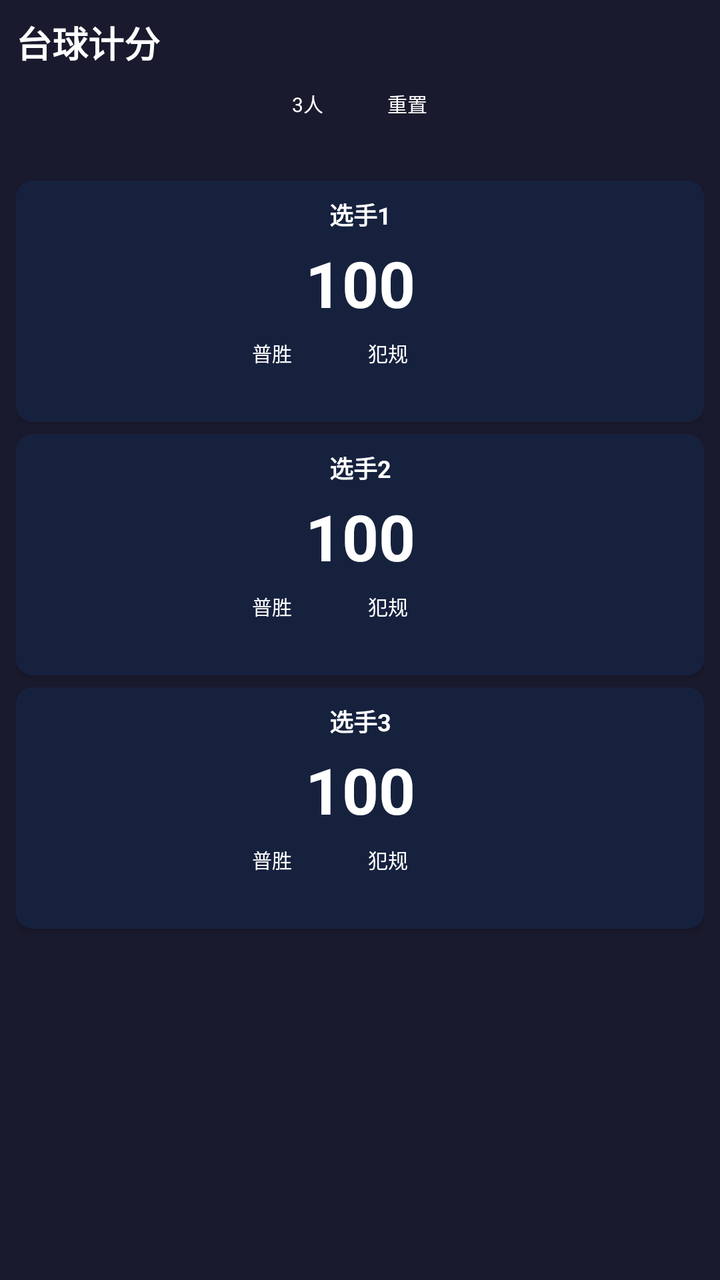
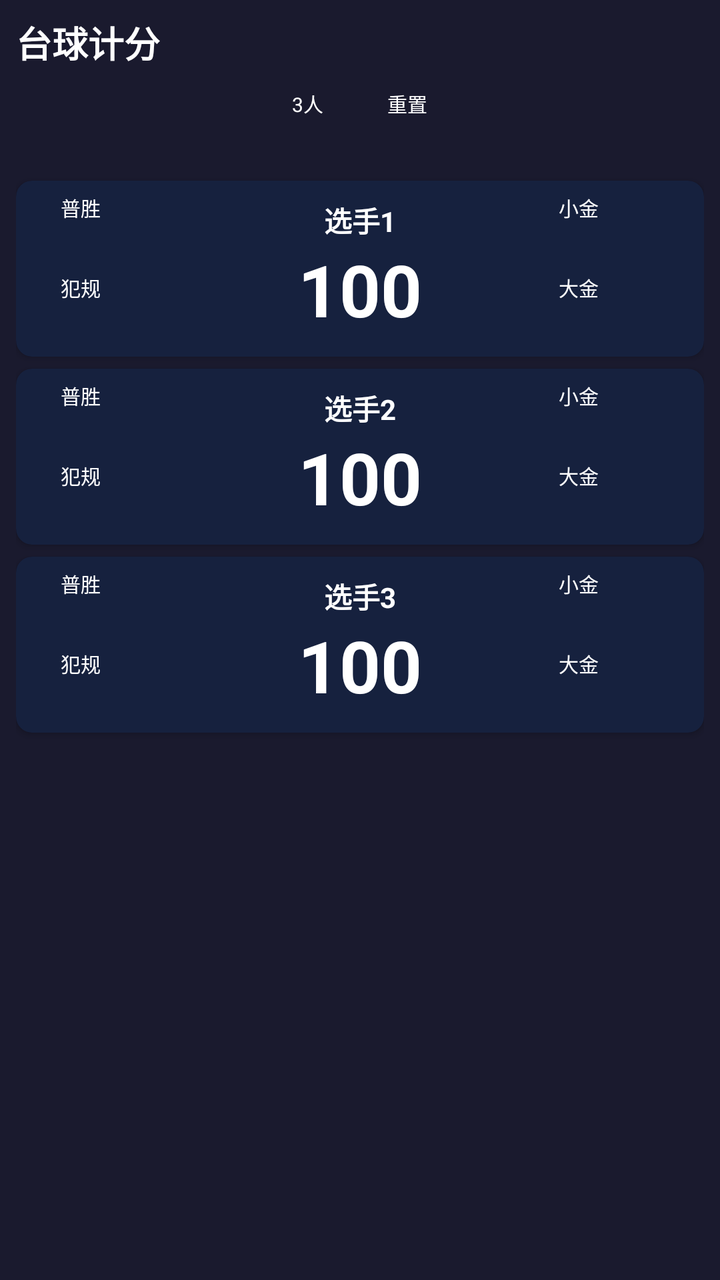

An Android layout rendered at two revisions. The XML below is the earlier revision; the diff shows what the commit changed to produce the second picture.
<!-- AndroidManifest.xml: activity theme Theme.GameScore.Splash -->
<!-- res/layout/activity_main.xml -->
<?xml version="1.0" encoding="utf-8"?>
<FrameLayout xmlns:android="http://schemas.android.com/apk/res/android"
    xmlns:app="http://schemas.android.com/apk/res-auto"
    android:layout_width="match_parent"
    android:layout_height="match_parent"
    android:background="@color/background">

    <LinearLayout
        android:layout_width="match_parent"
        android:layout_height="match_parent"
        android:background="@color/background"
        android:orientation="vertical">

        <ScrollView
            android:layout_width="match_parent"
            android:layout_height="0dp"
            android:layout_weight="1"
            android:fillViewport="true">

            <LinearLayout
                android:layout_width="match_parent"
                android:layout_height="wrap_content"
                android:orientation="vertical"
                android:padding="8dp">

                <TextView
                    android:id="@+id/title"
                    android:layout_width="match_parent"
                    android:layout_height="wrap_content"
                    android:text="@string/app_name"
                    android:textSize="18sp"
                    android:textStyle="bold"
                    android:textAlignment="center"
                    android:textColor="@color/text_primary"
                    android:layout_marginBottom="10dp"/>

                <LinearLayout
                    android:layout_width="match_parent"
                    android:layout_height="wrap_content"
                    android:orientation="horizontal"
                    android:gravity="center"
                    android:layout_marginBottom="10dp">

                    <Button
                        android:id="@+id/mode_btn"
                        android:layout_width="wrap_content"
                        android:layout_height="36dp"
                        android:text="@string/mode_3_player"
                        android:backgroundTint="@color/accent"
                        android:textColor="@color/white"
                        android:textSize="10sp"
                        android:paddingHorizontal="12dp"/>

                    <Button
                        android:id="@+id/reset_btn"
                        android:layout_width="wrap_content"
                        android:layout_height="36dp"
                        android:text="@string/reset"
                        android:backgroundTint="@color/error"
                        android:textColor="@color/white"
                        android:textSize="10sp"
                        android:paddingHorizontal="12dp"
                        android:layout_marginStart="8dp"/>

                </LinearLayout>

                <androidx.cardview.widget.CardView
                    android:layout_width="match_parent"
                    android:layout_height="wrap_content"
                    app:cardBackgroundColor="@color/card"
                    app:cardCornerRadius="8dp"
                    android:layout_marginBottom="6dp">

                    <LinearLayout
                        android:layout_width="match_parent"
                        android:layout_height="wrap_content"
                        android:orientation="vertical"
                        android:padding="8dp">

                        <TextView
                            android:id="@+id/player1_name"
                            android:layout_width="match_parent"
                            android:layout_height="wrap_content"
                            android:text="@string/player1"
                            android:textSize="12sp"
                            android:textStyle="bold"
                            android:textColor="@color/text_primary"
                            android:gravity="center"
                            android:layout_marginBottom="4dp"/>

                        <TextView
                            android:id="@+id/player1_score"
                            android:layout_width="match_parent"
                            android:layout_height="wrap_content"
                            android:text="100"
                            android:textSize="32sp"
                            android:textStyle="bold"
                            android:textColor="@color/text_primary"
                            android:gravity="center"
                            android:layout_marginBottom="6dp"/>

                        <LinearLayout
                            android:layout_width="match_parent"
                            android:layout_height="wrap_content"
                            android:orientation="horizontal"
                            android:gravity="center">

                            <Button
                                android:id="@+id/player1_win"
                                android:layout_width="50dp"
                                android:layout_height="34dp"
                                android:text="@string/win"
                                android:backgroundTint="@color/success"
                                android:textColor="@color/white"
                                android:textSize="10sp"/>

                            <Button
                                android:id="@+id/player1_foul"
                                android:layout_width="50dp"
                                android:layout_height="34dp"
                                android:text="@string/foul"
                                android:backgroundTint="@color/error"
                                android:textColor="@color/white"
                                android:textSize="10sp"
                                android:layout_marginStart="8dp"/>

                        </LinearLayout>

                    </LinearLayout>

                </androidx.cardview.widget.CardView>

                <androidx.cardview.widget.CardView
                    android:layout_width="match_parent"
                    android:layout_height="wrap_content"
                    app:cardBackgroundColor="@color/card"
                    app:cardCornerRadius="8dp"
                    android:layout_marginBottom="6dp">

                    <LinearLayout
                        android:layout_width="match_parent"
                        android:layout_height="wrap_content"
                        android:orientation="vertical"
                        android:padding="8dp">

                        <TextView
                            android:id="@+id/player2_name"
                            android:layout_width="match_parent"
                            android:layout_height="wrap_content"
                            android:text="@string/player2"
                            android:textSize="12sp"
                            android:textStyle="bold"
                            android:textColor="@color/text_primary"
                            android:gravity="center"
                            android:layout_marginBottom="4dp"/>

                        <TextView
                            android:id="@+id/player2_score"
                            android:layout_width="match_parent"
                            android:layout_height="wrap_content"
                            android:text="100"
                            android:textSize="32sp"
                            android:textStyle="bold"
                            android:textColor="@color/text_primary"
                            android:gravity="center"
                            android:layout_marginBottom="6dp"/>

                        <LinearLayout
                            android:layout_width="match_parent"
                            android:layout_height="wrap_content"
                            android:orientation="horizontal"
                            android:gravity="center">

                            <Button
                                android:id="@+id/player2_win"
                                android:layout_width="50dp"
                                android:layout_height="34dp"
                                android:text="@string/win"
                                android:backgroundTint="@color/success"
                                android:textColor="@color/white"
                                android:textSize="10sp"/>

                            <Button
                                android:id="@+id/player2_foul"
                                android:layout_width="50dp"
                                android:layout_height="34dp"
                                android:text="@string/foul"
                                android:backgroundTint="@color/error"
                                android:textColor="@color/white"
                                android:textSize="10sp"
                                android:layout_marginStart="8dp"/>

                        </LinearLayout>

                    </LinearLayout>

                </androidx.cardview.widget.CardView>

                <androidx.cardview.widget.CardView
                    android:id="@+id/player3_card"
                    android:layout_width="match_parent"
                    android:layout_height="wrap_content"
                    app:cardBackgroundColor="@color/card"
                    app:cardCornerRadius="8dp">

                    <LinearLayout
                        android:layout_width="match_parent"
                        android:layout_height="wrap_content"
                        android:orientation="vertical"
                        android:padding="8dp">

                        <TextView
                            android:id="@+id/player3_name"
                            android:layout_width="match_parent"
                            android:layout_height="wrap_content"
                            android:text="@string/player3"
                            android:textSize="12sp"
                            android:textStyle="bold"
                            android:textColor="@color/text_primary"
                            android:gravity="center"
                            android:layout_marginBottom="4dp"/>

                        <TextView
                            android:id="@+id/player3_score"
                            android:layout_width="match_parent"
                            android:layout_height="wrap_content"
                            android:text="100"
                            android:textSize="32sp"
                            android:textStyle="bold"
                            android:textColor="@color/text_primary"
                            android:gravity="center"
                            android:layout_marginBottom="6dp"/>

                        <LinearLayout
                            android:layout_width="match_parent"
                            android:layout_height="wrap_content"
                            android:orientation="horizontal"
                            android:gravity="center">

                            <Button
                                android:id="@+id/player3_win"
                                android:layout_width="50dp"
                                android:layout_height="34dp"
                                android:text="@string/win"
                                android:backgroundTint="@color/success"
                                android:textColor="@color/white"
                                android:textSize="10sp"/>

                            <Button
                                android:id="@+id/player3_foul"
                                android:layout_width="50dp"
                                android:layout_height="34dp"
                                android:text="@string/foul"
                                android:backgroundTint="@color/error"
                                android:textColor="@color/text_primary"
                                android:textSize="10sp"
                                android:layout_marginStart="8dp"/>

                        </LinearLayout>

                    </LinearLayout>

                </androidx.cardview.widget.CardView>

            </LinearLayout>

        </ScrollView>

    </LinearLayout>

    <LinearLayout
        android:id="@+id/selector_panel"
        android:layout_width="match_parent"
        android:layout_height="match_parent"
        android:orientation="vertical"
        android:padding="20dp"
        android:background="#FF000000"
        android:visibility="gone">

            <TextView
                android:id="@+id/selector_title"
                android:layout_width="match_parent"
                android:layout_height="wrap_content"
                android:text="@string/select_target"
                android:textSize="16sp"
                android:textStyle="bold"
                android:textColor="#FFFFFFFF"
                android:textAlignment="center"
                android:layout_marginBottom="20dp"/>

            <LinearLayout
                android:layout_width="match_parent"
                android:layout_height="wrap_content"
                android:orientation="horizontal"
                android:gravity="center">

                <Button
                    android:id="@+id/selector_player1"
                    android:layout_width="50dp"
                    android:layout_height="50dp"
                    android:text="@string/player1"
                    android:backgroundTint="#FF00FF00"
                    android:textColor="#FF000000"
                    android:textSize="12sp"
                    android:textStyle="bold"/>

                <Button
                    android:id="@+id/selector_player2"
                    android:layout_width="50dp"
                    android:layout_height="50dp"
                    android:text="@string/player2"
                    android:backgroundTint="#FF00FF00"
                    android:textColor="#FF000000"
                    android:textSize="12sp"
                    android:textStyle="bold"
                    android:layout_marginStart="8dp"/>

                <Button
                    android:id="@+id/selector_player3"
                    android:layout_width="50dp"
                    android:layout_height="50dp"
                    android:text="@string/player3"
                    android:backgroundTint="#FF00FF00"
                    android:textColor="#FF000000"
                    android:textSize="12sp"
                    android:textStyle="bold"
                    android:layout_marginStart="8dp"/>

            </LinearLayout>

            <Button
                android:id="@+id/selector_cancel"
                android:layout_width="match_parent"
                android:layout_height="40dp"
                android:text="@string/cancel"
                android:backgroundTint="#FFFFFFFF"
                android:textColor="#FF000000"
                android:textSize="14sp"
                android:textStyle="bold"
                android:layout_marginTop="20dp"/>

    </LinearLayout>

    <LinearLayout
        android:id="@+id/confirm_panel"
        android:layout_width="match_parent"
        android:layout_height="match_parent"
        android:orientation="vertical"
        android:padding="22dp"
        android:background="#FF000000"
        android:visibility="gone">

            <TextView
                android:id="@+id/confirm_title"
                android:layout_width="match_parent"
                android:layout_height="wrap_content"
                android:text="@string/confirm_reset"
                android:textSize="14sp"
                android:textStyle="bold"
                android:textColor="#FFFFFFFF"
                android:textAlignment="center"
                android:layout_marginBottom="25dp"/>

            <LinearLayout
                android:layout_width="match_parent"
                android:layout_height="wrap_content"
                android:orientation="horizontal"
                android:gravity="center">

                <Button
                    android:id="@+id/confirm_ok"
                    android:layout_width="70dp"
                    android:layout_height="45dp"
                    android:text="@string/ok"
                    android:backgroundTint="#FF00FF00"
                    android:textColor="#FF000000"
                    android:textSize="14sp"
                    android:textStyle="bold"/>

                <Button
                    android:id="@+id/confirm_cancel"
                    android:layout_width="70dp"
                    android:layout_height="45dp"
                    android:text="@string/cancel"
                    android:backgroundTint="#FFFFFFFF"
                    android:textColor="#FF000000"
                    android:textSize="14sp"
                    android:textStyle="bold"
                    android:layout_marginStart="15dp"/>

            </LinearLayout>

    </LinearLayout>

</FrameLayout>
<!-- resources referenced by this layout -->
<resources>
  <color name="accent">#FF2196F3</color>
  <color name="background">#FF1a1a2e</color>
  <color name="card">#FF16213e</color>
  <color name="error">#FFF44336</color>
  <color name="success">#FF4CAF50</color>
  <color name="text_primary">#FFFFFFFF</color>
  <color name="white">#FFFFFFFF</color>
  <string name="app_name">台球计分</string>
  <string name="cancel">取消</string>
  <string name="confirm_reset">确定要重置所有分数吗？</string>
  <string name="foul">犯规</string>
  <string name="mode_3_player">3人</string>
  <string name="ok">确定</string>
  <string name="player1">选手1</string>
  <string name="player2">选手2</string>
  <string name="player3">选手3</string>
  <string name="reset">重置</string>
  <string name="select_target">选择目标选手</string>
  <string name="win">普胜</string>
  <style name="Theme.GameScore.Splash" parent="android:Theme.Material.Light.NoActionBar">
          <item name="android:windowBackground">@drawable/splash_background</item>
          <item name="android:windowFullscreen">true</item>
      </style>
  <!-- drawable splash_background (drawable) -->
  <layer-list xmlns:android="http://schemas.android.com/apk/res/android">
      <item android:drawable="@color/black" />
      <item>
          <bitmap
              android:src="@drawable/ic_8ball"
              android:gravity="center" />
      </item>
  </layer-list>
  <color name="black">#FF000000</color>
  <!-- drawable ic_8ball (drawable) -->
  <vector xmlns:android="http://schemas.android.com/apk/res/android"
      android:width="108dp"
      android:height="108dp"
      android:viewportWidth="108"
      android:viewportHeight="108">
      <path
          android:fillColor="#FF5B6678"
          android:pathData="M54,6 A48,48 0 1,1 54,102 A48,48 0 1,1 54,6"/>
      <path
          android:fillColor="#FF3D4756"
          android:pathData="M54,8 A46,46 0 1,1 54,100 A46,46 0 1,1 54,8"/>
      <path
          android:fillColor="#FF8E9AAF"
          android:pathData="M28,18 Q54,8 54,32 Q54,8 80,18"/>
      <path
          android:fillColor="#FFFFFFFF"
          android:pathData="M54,30 A24,24 0 1,1 54,78 A24,24 0 1,1 54,30"/>
      <path
          android:fillColor="#FF3D4756"
          android:pathData="M54,33 A21,21 0 1,1 54,75 A21,21 0 1,1 54,33"/>
      <path
          android:fillColor="#FFFFFFFF"
          android:pathData="M44,50 L46,50 L50,58 L54,50 L56,50 L56,74 L54,74 L54,64 L50,70 L46,64 L46,74 L44,74 Z"/>
  </vector>
</resources>

<!-- the commit's change to res/layout/activity_main.xml (unified diff, before → after) -->
@@ -74,41 +74,21 @@
                     <LinearLayout
                         android:layout_width="match_parent"
                         android:layout_height="wrap_content"
-                        android:orientation="vertical"
-                        android:padding="8dp">
-
-                        <TextView
-                            android:id="@+id/player1_name"
-                            android:layout_width="match_parent"
-                            android:layout_height="wrap_content"
-                            android:text="@string/player1"
-                            android:textSize="12sp"
-                            android:textStyle="bold"
-                            android:textColor="@color/text_primary"
-                            android:gravity="center"
-                            android:layout_marginBottom="4dp"/>
-
-                        <TextView
-                            android:id="@+id/player1_score"
-                            android:layout_width="match_parent"
-                            android:layout_height="wrap_content"
-                            android:text="100"
-                            android:textSize="32sp"
-                            android:textStyle="bold"
-                            android:textColor="@color/text_primary"
-                            android:gravity="center"
-                            android:layout_marginBottom="6dp"/>
-
-                        <LinearLayout
-                            android:layout_width="match_parent"
-                            android:layout_height="wrap_content"
-                            android:orientation="horizontal"
+                        android:orientation="horizontal"
+                        android:gravity="center"
+                        android:padding="6dp">
+
+                        <LinearLayout
+                            android:layout_width="0dp"
+                            android:layout_height="wrap_content"
+                            android:layout_weight="1"
+                            android:orientation="vertical"
                             android:gravity="center">
 
                             <Button
                                 android:id="@+id/player1_win"
                                 android:layout_width="50dp"
-                                android:layout_height="34dp"
+                                android:layout_height="36dp"
                                 android:text="@string/win"
                                 android:backgroundTint="@color/success"
                                 android:textColor="@color/white"
@@ -117,12 +97,69 @@
                             <Button
                                 android:id="@+id/player1_foul"
                                 android:layout_width="50dp"
-                                android:layout_height="34dp"
+                                android:layout_height="36dp"
                                 android:text="@string/foul"
                                 android:backgroundTint="@color/error"
                                 android:textColor="@color/white"
                                 android:textSize="10sp"
-                                android:layout_marginStart="8dp"/>
+                                android:layout_marginTop="4dp"/>
+
+                        </LinearLayout>
+
+                        <LinearLayout
+                            android:layout_width="0dp"
+                            android:layout_height="wrap_content"
+                            android:layout_weight="2"
+                            android:orientation="vertical"
+                            android:gravity="center">
+
+                            <TextView
+                                android:id="@+id/player1_name"
+                                android:layout_width="match_parent"
+                                android:layout_height="wrap_content"
+                                android:text="@string/player1"
+                                android:textSize="14sp"
+                                android:textStyle="bold"
+                                android:textColor="@color/text_primary"
+                                android:gravity="center"/>
+
+                            <TextView
+                                android:id="@+id/player1_score"
+                                android:layout_width="match_parent"
+                                android:layout_height="wrap_content"
+                                android:text="100"
+                                android:textSize="36sp"
+                                android:textStyle="bold"
+                                android:textColor="@color/text_primary"
+                                android:gravity="center"/>
+
+                        </LinearLayout>
+
+                        <LinearLayout
+                            android:layout_width="0dp"
+                            android:layout_height="wrap_content"
+                            android:layout_weight="1"
+                            android:orientation="vertical"
+                            android:gravity="center">
+
+                            <Button
+                                android:id="@+id/player1_small_win"
+                                android:layout_width="50dp"
+                                android:layout_height="36dp"
+                                android:text="@string/small_win"
+                                android:backgroundTint="@color/accent"
+                                android:textColor="@color/white"
+                                android:textSize="10sp"/>
+
+                            <Button
+                                android:id="@+id/player1_big_win"
+                                android:layout_width="50dp"
+                                android:layout_height="36dp"
+                                android:text="@string/big_win"
+                                android:backgroundTint="@color/warning"
+                                android:textColor="@color/white"
+                                android:textSize="10sp"
+                                android:layout_marginTop="4dp"/>
 
                         </LinearLayout>
 
@@ -140,41 +177,21 @@
                     <LinearLayout
                         android:layout_width="match_parent"
                         android:layout_height="wrap_content"
-                        android:orientation="vertical"
-                        android:padding="8dp">
-
-                        <TextView
-                            android:id="@+id/player2_name"
-                            android:layout_width="match_parent"
-                            android:layout_height="wrap_content"
-                            android:text="@string/player2"
-                            android:textSize="12sp"
-                            android:textStyle="bold"
-                            android:textColor="@color/text_primary"
-                            android:gravity="center"
-                            android:layout_marginBottom="4dp"/>
-
-                        <TextView
-                            android:id="@+id/player2_score"
-                            android:layout_width="match_parent"
-                            android:layout_height="wrap_content"
-                            android:text="100"
-                            android:textSize="32sp"
-                            android:textStyle="bold"
-                            android:textColor="@color/text_primary"
-                            android:gravity="center"
-                            android:layout_marginBottom="6dp"/>
-
-                        <LinearLayout
-                            android:layout_width="match_parent"
-                            android:layout_height="wrap_content"
-                            android:orientation="horizontal"
+                        android:orientation="horizontal"
+                        android:gravity="center"
+                        android:padding="6dp">
+
+                        <LinearLayout
+                            android:layout_width="0dp"
+                            android:layout_height="wrap_content"
+                            android:layout_weight="1"
+                            android:orientation="vertical"
                             android:gravity="center">
 
                             <Button
                                 android:id="@+id/player2_win"
                                 android:layout_width="50dp"
-                                android:layout_height="34dp"
+                                android:layout_height="36dp"
                                 android:text="@string/win"
                                 android:backgroundTint="@color/success"
                                 android:textColor="@color/white"
@@ -183,12 +200,69 @@
                             <Button
                                 android:id="@+id/player2_foul"
                                 android:layout_width="50dp"
-                                android:layout_height="34dp"
+                                android:layout_height="36dp"
                                 android:text="@string/foul"
                                 android:backgroundTint="@color/error"
                                 android:textColor="@color/white"
                                 android:textSize="10sp"
-                                android:layout_marginStart="8dp"/>
+                                android:layout_marginTop="4dp"/>
+
+                        </LinearLayout>
+
+                        <LinearLayout
+                            android:layout_width="0dp"
+                            android:layout_height="wrap_content"
+                            android:layout_weight="2"
+                            android:orientation="vertical"
+                            android:gravity="center">
+
+                            <TextView
+                                android:id="@+id/player2_name"
+                                android:layout_width="match_parent"
+                                android:layout_height="wrap_content"
+                                android:text="@string/player2"
+                                android:textSize="14sp"
+                                android:textStyle="bold"
+                                android:textColor="@color/text_primary"
+                                android:gravity="center"/>
+
+                            <TextView
+                                android:id="@+id/player2_score"
+                                android:layout_width="match_parent"
+                                android:layout_height="wrap_content"
+                                android:text="100"
+                                android:textSize="36sp"
+                                android:textStyle="bold"
+                                android:textColor="@color/text_primary"
+                                android:gravity="center"/>
+
+                        </LinearLayout>
+
+                        <LinearLayout
+                            android:layout_width="0dp"
+                            android:layout_height="wrap_content"
+                            android:layout_weight="1"
+                            android:orientation="vertical"
+                            android:gravity="center">
+
+                            <Button
+                                android:id="@+id/player2_small_win"
+                                android:layout_width="50dp"
+                                android:layout_height="36dp"
+                                android:text="@string/small_win"
+                                android:backgroundTint="@color/accent"
+                                android:textColor="@color/white"
+                                android:textSize="10sp"/>
+
+                            <Button
+                                android:id="@+id/player2_big_win"
+                                android:layout_width="50dp"
+                                android:layout_height="36dp"
+                                android:text="@string/big_win"
+                                android:backgroundTint="@color/warning"
+                                android:textColor="@color/white"
+                                android:textSize="10sp"
+                                android:layout_marginTop="4dp"/>
 
                         </LinearLayout>
 
@@ -206,41 +280,21 @@
                     <LinearLayout
                         android:layout_width="match_parent"
                         android:layout_height="wrap_content"
-                        android:orientation="vertical"
-                        android:padding="8dp">
-
-                        <TextView
-                            android:id="@+id/player3_name"
-                            android:layout_width="match_parent"
-                            android:layout_height="wrap_content"
-                            android:text="@string/player3"
-                            android:textSize="12sp"
-                            android:textStyle="bold"
-                            android:textColor="@color/text_primary"
-                            android:gravity="center"
-                            android:layout_marginBottom="4dp"/>
-
-                        <TextView
-                            android:id="@+id/player3_score"
-                            android:layout_width="match_parent"
-                            android:layout_height="wrap_content"
-                            android:text="100"
-                            android:textSize="32sp"
-                            android:textStyle="bold"
-                            android:textColor="@color/text_primary"
-                            android:gravity="center"
-                            android:layout_marginBottom="6dp"/>
-
-                        <LinearLayout
-                            android:layout_width="match_parent"
-                            android:layout_height="wrap_content"
-                            android:orientation="horizontal"
+                        android:orientation="horizontal"
+                        android:gravity="center"
+                        android:padding="6dp">
+
+                        <LinearLayout
+                            android:layout_width="0dp"
+                            android:layout_height="wrap_content"
+                            android:layout_weight="1"
+                            android:orientation="vertical"
                             android:gravity="center">
 
                             <Button
                                 android:id="@+id/player3_win"
                                 android:layout_width="50dp"
-                                android:layout_height="34dp"
+                                android:layout_height="36dp"
                                 android:text="@string/win"
                                 android:backgroundTint="@color/success"
                                 android:textColor="@color/white"
@@ -249,12 +303,69 @@
                             <Button
                                 android:id="@+id/player3_foul"
                                 android:layout_width="50dp"
-                                android:layout_height="34dp"
+                                android:layout_height="36dp"
                                 android:text="@string/foul"
                                 android:backgroundTint="@color/error"
+                                android:textColor="@color/white"
+                                android:textSize="10sp"
+                                android:layout_marginTop="4dp"/>
+
+                        </LinearLayout>
+
+                        <LinearLayout
+                            android:layout_width="0dp"
+                            android:layout_height="wrap_content"
+                            android:layout_weight="2"
+                            android:orientation="vertical"
+                            android:gravity="center">
+
+                            <TextView
+                                android:id="@+id/player3_name"
+                                android:layout_width="match_parent"
+                                android:layout_height="wrap_content"
+                                android:text="@string/player3"
+                                android:textSize="14sp"
+                                android:textStyle="bold"
                                 android:textColor="@color/text_primary"
+                                android:gravity="center"/>
+
+                            <TextView
+                                android:id="@+id/player3_score"
+                                android:layout_width="match_parent"
+                                android:layout_height="wrap_content"
+                                android:text="100"
+                                android:textSize="36sp"
+                                android:textStyle="bold"
+                                android:textColor="@color/text_primary"
+                                android:gravity="center"/>
+
+                        </LinearLayout>
+
+                        <LinearLayout
+                            android:layout_width="0dp"
+                            android:layout_height="wrap_content"
+                            android:layout_weight="1"
+                            android:orientation="vertical"
+                            android:gravity="center">
+
+                            <Button
+                                android:id="@+id/player3_small_win"
+                                android:layout_width="50dp"
+                                android:layout_height="36dp"
+                                android:text="@string/small_win"
+                                android:backgroundTint="@color/accent"
+                                android:textColor="@color/white"
+                                android:textSize="10sp"/>
+
+                            <Button
+                                android:id="@+id/player3_big_win"
+                                android:layout_width="50dp"
+                                android:layout_height="36dp"
+                                android:text="@string/big_win"
+                                android:backgroundTint="@color/warning"
+                                android:textColor="@color/white"
                                 android:textSize="10sp"
-                                android:layout_marginStart="8dp"/>
+                                android:layout_marginTop="4dp"/>
 
                         </LinearLayout>
 
<!-- resource entries referenced after the edit -->
@@ -6,8 +6,10 @@
   <color name="error">#FFF44336</color>
   <color name="success">#FF4CAF50</color>
   <color name="text_primary">#FFFFFFFF</color>
+  <color name="warning">#FFFF9800</color>
   <color name="white">#FFFFFFFF</color>
   <string name="app_name">台球计分</string>
+  <string name="big_win">大金</string>
   <string name="cancel">取消</string>
   <string name="confirm_reset">确定要重置所有分数吗？</string>
   <string name="foul">犯规</string>
@@ -18,6 +20,7 @@
   <string name="player3">选手3</string>
   <string name="reset">重置</string>
   <string name="select_target">选择目标选手</string>
+  <string name="small_win">小金</string>
   <string name="win">普胜</string>
   <style name="Theme.GameScore.Splash" parent="android:Theme.Material.Light.NoActionBar">
           <item name="android:windowBackground">@drawable/splash_background</item>
